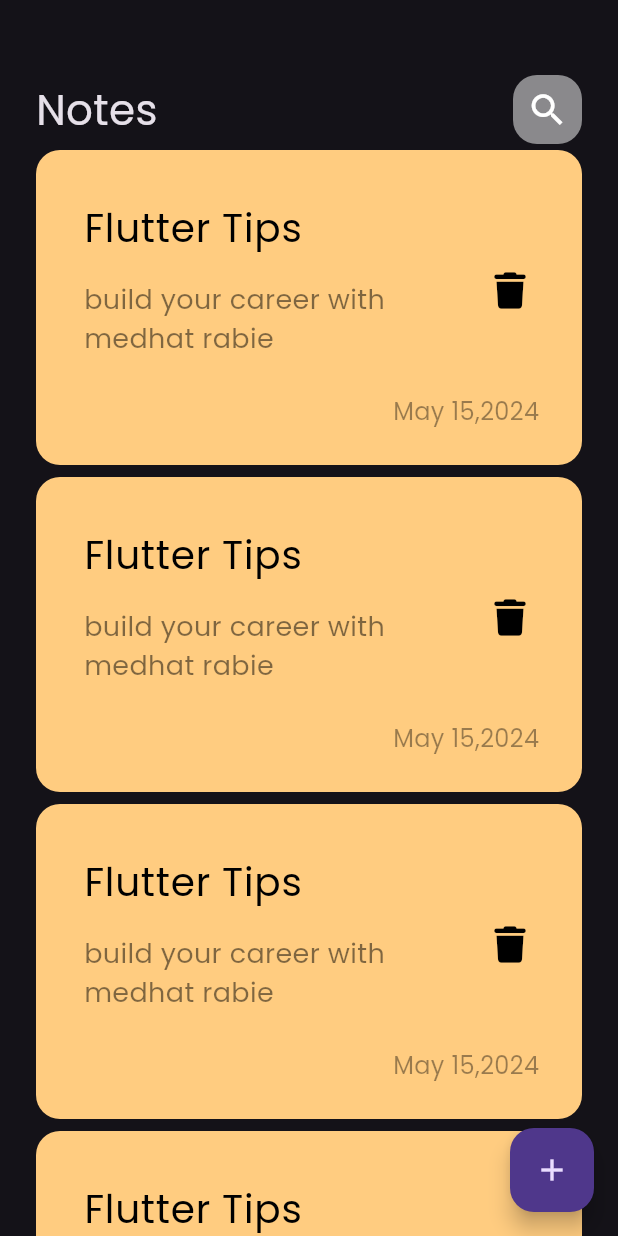
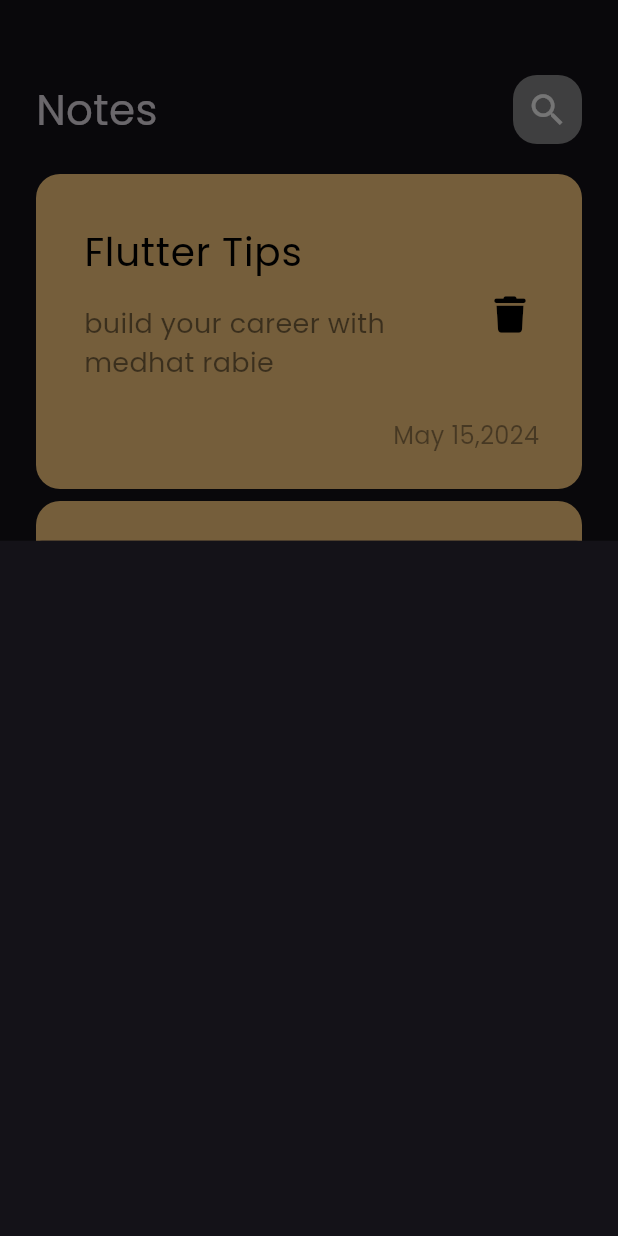
Before and after one commit to m12357/notes_app, a Flutter app: the screen it shows after launch, after a tap on the "add" icon, on a phone screen of 412 x 824 dp. Run offline on Flutter 3.47's test engine with Material 3 defaults, Android fonts, the phone set to English and light mode, and no system bars; our stand-ins replace font_awesome_flutter.

Commit message:
add note bottom sheet

```diff
--- a/lib/views/notes_view.dart
+++ b/lib/views/notes_view.dart
@@ -1,4 +1,5 @@
 import 'package:flutter/material.dart';
+import 'package:notes/views/widgets/add_note_bottom_sheet.dart';
 import 'package:notes/views/widgets/notes_view_body.dart';
 
 class NotesView extends StatelessWidget {
@@ -8,7 +9,11 @@ class NotesView extends StatelessWidget {
   Widget build(BuildContext context) {
     return  Scaffold(
       floatingActionButton: FloatingActionButton(onPressed: () {
-      },child: const Icon(Icons.add)),
+        showModalBottomSheet(context: context, builder: (context) {
+          return const AddNoteBottomSheet();
+        });
+      },
+          child: const Icon(Icons.add)),
       body: const NotesViewBody(),
     );
   }
--- /dev/null
+++ b/lib/views/widgets/add_note_bottom_sheet.dart
@@ -0,0 +1,9 @@
+import 'package:flutter/material.dart';
+class AddNoteBottomSheet extends StatelessWidget {
+  const AddNoteBottomSheet({Key? Key}): super(key: Key);
+
+  @override
+  Widget build(BuildContext context) {
+    return const Scaffold();
+  }
+}
--- a/lib/views/widgets/notes_list.view.dart
+++ b/lib/views/widgets/notes_list.view.dart
@@ -1,16 +1,22 @@
 import 'package:flutter/material.dart';
 
 import 'custom_note_item.dart';
+
 class NotesListView extends StatelessWidget {
   const NotesListView({Key? Key}) : super(key: Key);
 
   @override
   Widget build(BuildContext context) {
-    return ListView.builder(itemBuilder: (context, index) {
-      return const Padding(
-        padding: EdgeInsets.symmetric(vertical: 4),
-        child: NoteItem(),
-      );
-    });
+    return Padding(
+      padding: const EdgeInsets.symmetric(vertical: 16),
+      child: ListView.builder(
+          padding: EdgeInsets.zero,
+          itemBuilder: (context, index) {
+        return const Padding(
+          padding: EdgeInsets.symmetric(vertical: 4),
+          child: NoteItem(),
+        );
+      }),
+    );
   }
 }
```
